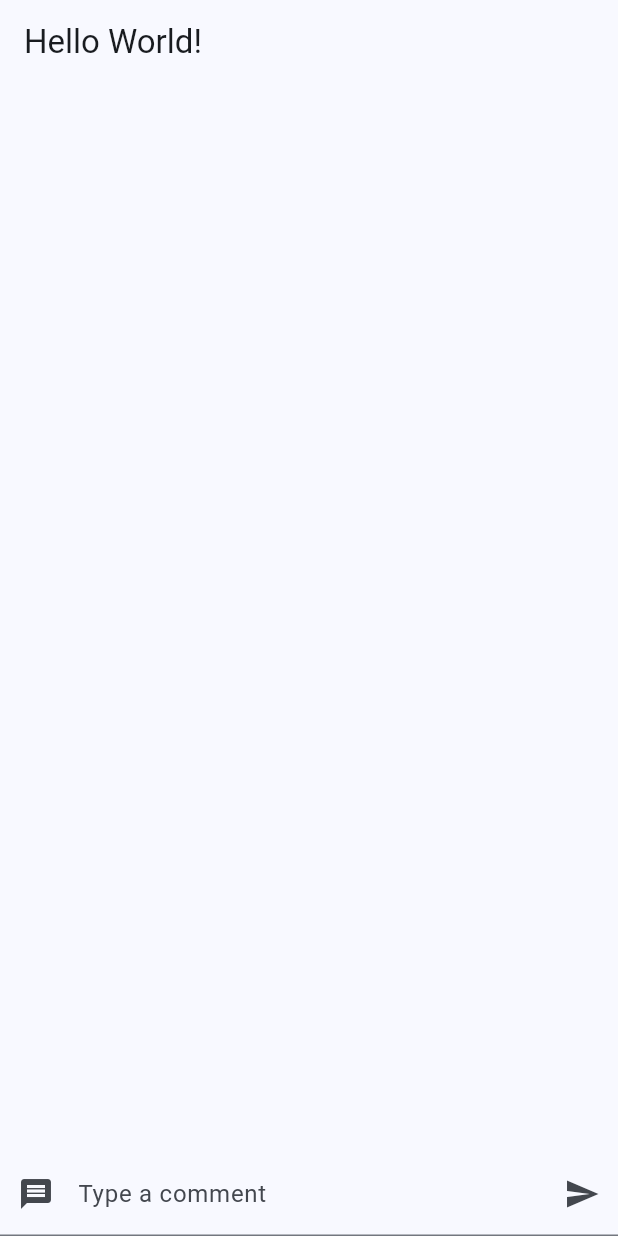
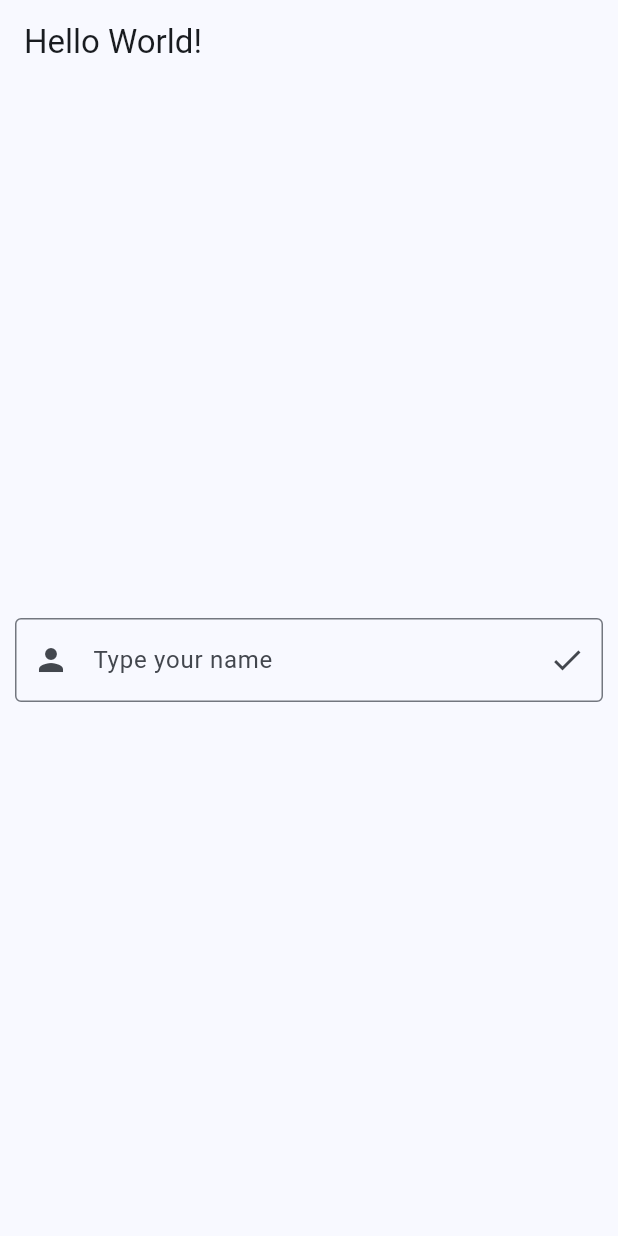
Before and after one commit to machz1988/flutter_application_1, a Flutter app: the screen it shows after launch, on a phone screen of 412 x 824 dp. Run offline on Flutter 3.47's test engine with Material 3 defaults, Android fonts, the phone set to English and light mode, and no system bars.

Commit message:
Page Navigation

```diff
--- /dev/null
+++ b/lib/login.dart
@@ -0,0 +1,48 @@
+import 'package:flutter/material.dart';
+import 'my_home_page.dart';
+
+class LoginPage extends StatelessWidget {
+  const LoginPage({super.key});
+
+  @override
+  Widget build(BuildContext context) {
+    return Scaffold(
+      appBar: AppBar(title: Text("Hello World!"),),
+      body: Body()
+    );
+  }
+}
+
+class Body extends StatefulWidget {
+  const Body({super.key});
+
+  @override
+  State<Body> createState() => _BodyState();
+}
+
+class _BodyState extends State<Body> {
+  String name = '';
+  TextEditingController controller = TextEditingController();
+
+  void click(){
+    name = controller.text;
+    Navigator.push(context, MaterialPageRoute(builder: (context) => MyHomePage(name)));
+  }
+
+  @override
+  Widget build(BuildContext context) {
+    return Align(
+      alignment: Alignment.center,
+      child: Padding(
+        padding: EdgeInsets.all(10),
+        child: TextField(controller: controller, decoration: InputDecoration(
+          prefixIcon: Icon(Icons.person),
+          labelText: 'Type your name',
+          border: OutlineInputBorder(borderSide: BorderSide(width: 5, color: Colors.black)),
+          suffixIcon: IconButton(
+            onPressed: click,
+            splashColor: Colors.blue,
+            tooltip: 'Submit',
+            icon: Icon(Icons.done))),),),);
+  }
+}
--- a/lib/main.dart
+++ b/lib/main.dart
@@ -1,5 +1,5 @@
 import 'package:flutter/material.dart';
-import 'my_home_page.dart';
+import 'login.dart';
 
 void main() {
   runApp(const MyApp());
@@ -15,7 +15,7 @@ class MyApp extends StatelessWidget {
       title: 'Uandá',
       theme: ThemeData(
         colorScheme: ColorScheme.fromSeed(seedColor: Colors.blue.shade500),),
-      home: MyHomePage(),
+      home: LoginPage(),
     );
   }
 }
--- a/lib/my_home_page.dart
+++ b/lib/my_home_page.dart
@@ -4,7 +4,8 @@ import 'post_list.dart';
 import 'comment_input_widget.dart';
 
 class MyHomePage extends StatefulWidget {
-  const MyHomePage({super.key});
+  final String name;
+  const MyHomePage(this.name, {super.key});
 
   @override
   State<MyHomePage> createState() => _MyHomePageState();
@@ -15,7 +16,7 @@ class _MyHomePageState extends State<MyHomePage> {
 
   void newPost(String text){
     setState(() {
-      posts.add(Post(text, 'Manny'));
+      posts.add(Post(text, widget.name));
     });
   }
 
```
